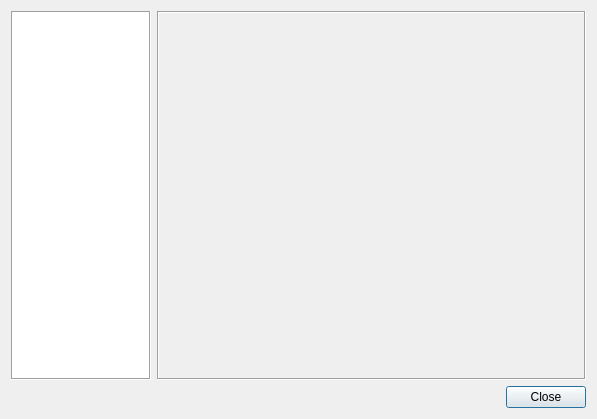
Old version of the form desktop/app/gui/dialogs/optionsdialog.ui in the repository theall/Foreplayer.
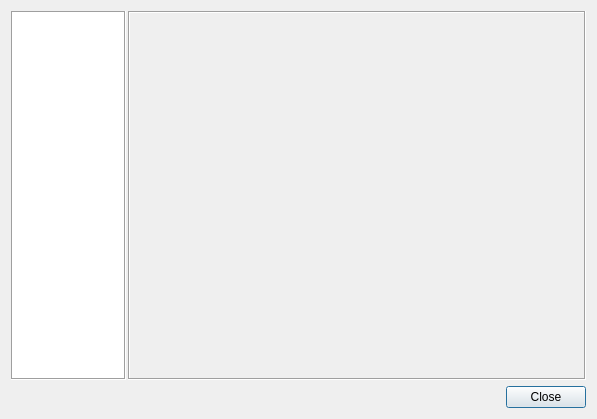
New version of the form.

Diff of the .ui file:
```diff
--- a/desktop/app/gui/dialogs/optionsdialog.ui
+++ b/desktop/app/gui/dialogs/optionsdialog.ui
@@ -15,12 +15,21 @@
   </property>
   <layout class="QVBoxLayout" name="verticalLayout">
    <item>
-    <layout class="QHBoxLayout" name="horizontalLayout">
+    <layout class="QHBoxLayout" name="horizontalLayout" stretch="2,8">
+     <property name="spacing">
+      <number>2</number>
+     </property>
      <item>
       <widget class="QListView" name="listView">
+       <property name="minimumSize">
+        <size>
+         <width>115</width>
+         <height>0</height>
+        </size>
+       </property>
        <property name="maximumSize">
         <size>
-         <width>140</width>
+         <width>115</width>
          <height>16777215</height>
         </size>
        </property>
```
